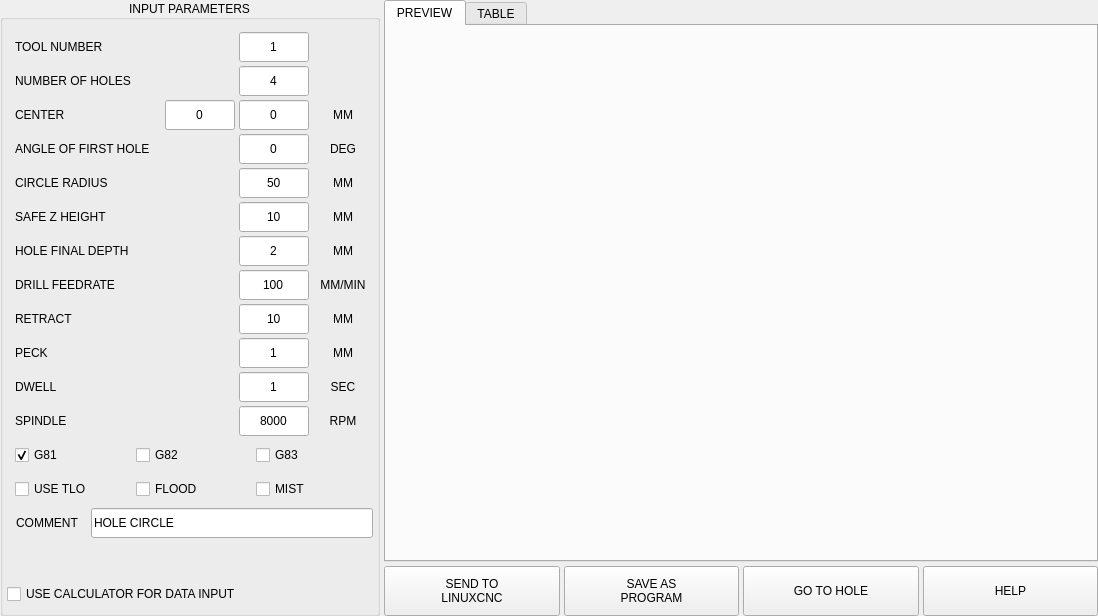
This is plugins/hole_circle.ui in persei802/QtDragon_hd as Qt 5 draws it before an edit. The edited form follows.
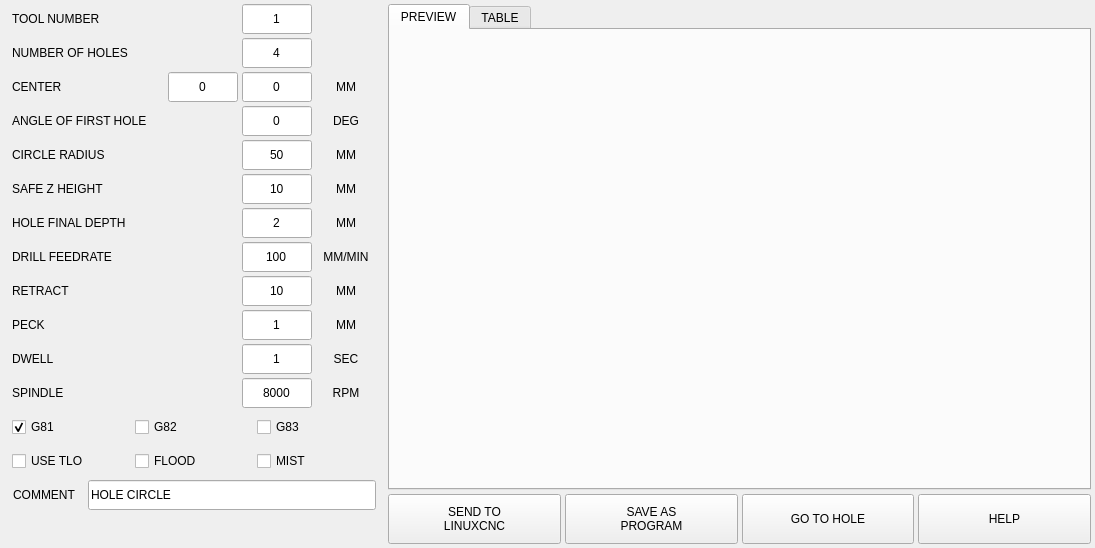
This is the edited form.

Commit message: all plugins use calculator checkbox from SETTINGS page

The edit to the form file:
```diff
--- a/plugins/hole_circle.ui
+++ b/plugins/hole_circle.ui
@@ -6,8 +6,8 @@
    <rect>
     <x>0</x>
     <y>0</y>
-    <width>1098</width>
-    <height>616</height>
+    <width>1095</width>
+    <height>548</height>
    </rect>
   </property>
   <property name="windowTitle">
@@ -30,7 +30,7 @@
     <number>0</number>
    </property>
    <item>
-    <widget class="QGroupBox" name="gbox_parameters">
+    <widget class="QWidget" name="widget_parameters" native="true">
      <property name="minimumSize">
       <size>
        <width>380</width>
@@ -43,12 +43,6 @@
        <height>16777215</height>
       </size>
      </property>
-     <property name="title">
-      <string>INPUT PARAMETERS</string>
-     </property>
-     <property name="alignment">
-      <set>Qt::AlignCenter</set>
-     </property>
      <layout class="QVBoxLayout" name="verticalLayout">
       <property name="spacing">
        <number>4</number>
@@ -57,7 +51,7 @@
        <number>4</number>
       </property>
       <property name="topMargin">
-       <number>12</number>
+       <number>4</number>
       </property>
       <property name="rightMargin">
        <number>4</number>
@@ -1455,34 +1449,6 @@
         </property>
        </spacer>
       </item>
-      <item>
-       <widget class="QCheckBox" name="chk_use_calc">
-        <property name="sizePolicy">
-         <sizepolicy hsizetype="Preferred" vsizetype="Preferred">
-          <horstretch>0</horstretch>
-          <verstretch>0</verstretch>
-         </sizepolicy>
-        </property>
-        <property name="minimumSize">
-         <size>
-          <width>0</width>
-          <height>30</height>
-         </size>
-        </property>
-        <property name="maximumSize">
-         <size>
-          <width>16777215</width>
-          <height>30</height>
-         </size>
-        </property>
-        <property name="focusPolicy">
-         <enum>Qt::ClickFocus</enum>
-        </property>
-        <property name="text">
-         <string>USE CALCULATOR FOR DATA INPUT</string>
-        </property>
-       </widget>
-      </item>
      </layout>
     </widget>
    </item>
@@ -1491,8 +1457,17 @@
      <property name="spacing">
       <number>4</number>
      </property>
+     <property name="leftMargin">
+      <number>4</number>
+     </property>
+     <property name="topMargin">
+      <number>4</number>
+     </property>
      <property name="rightMargin">
-      <number>0</number>
+      <number>4</number>
+     </property>
+     <property name="bottomMargin">
+      <number>4</number>
      </property>
      <item>
       <widget class="QTabWidget" name="tabWidget_hole_circle">
```
The commit also changes 14 other files.
